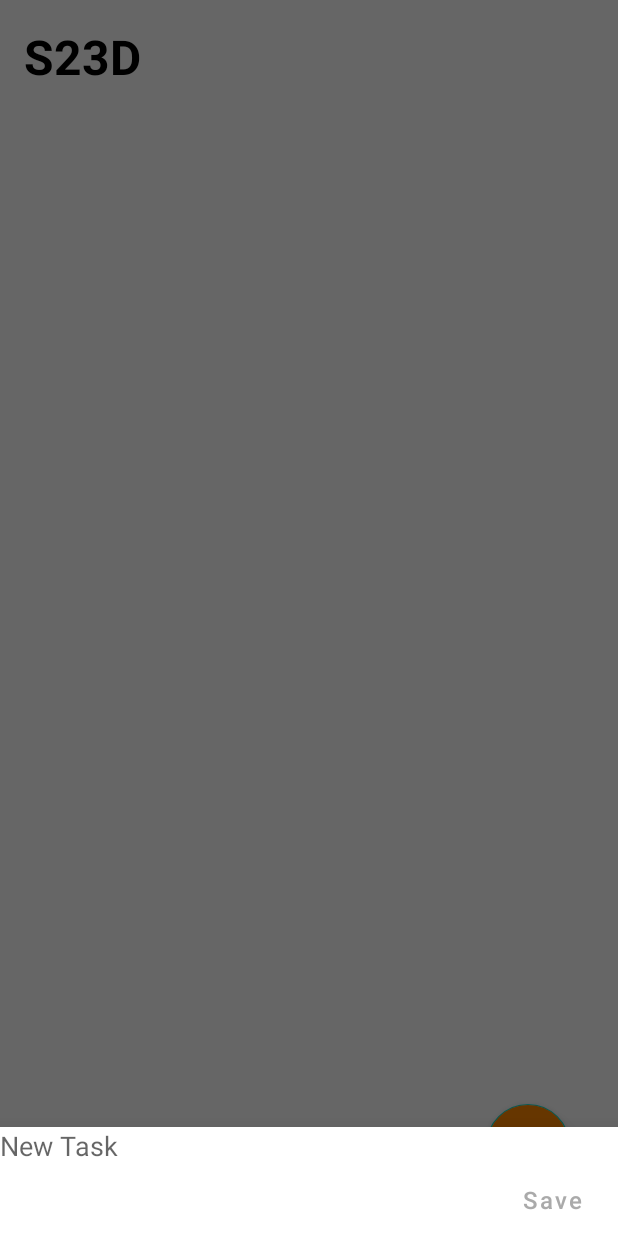
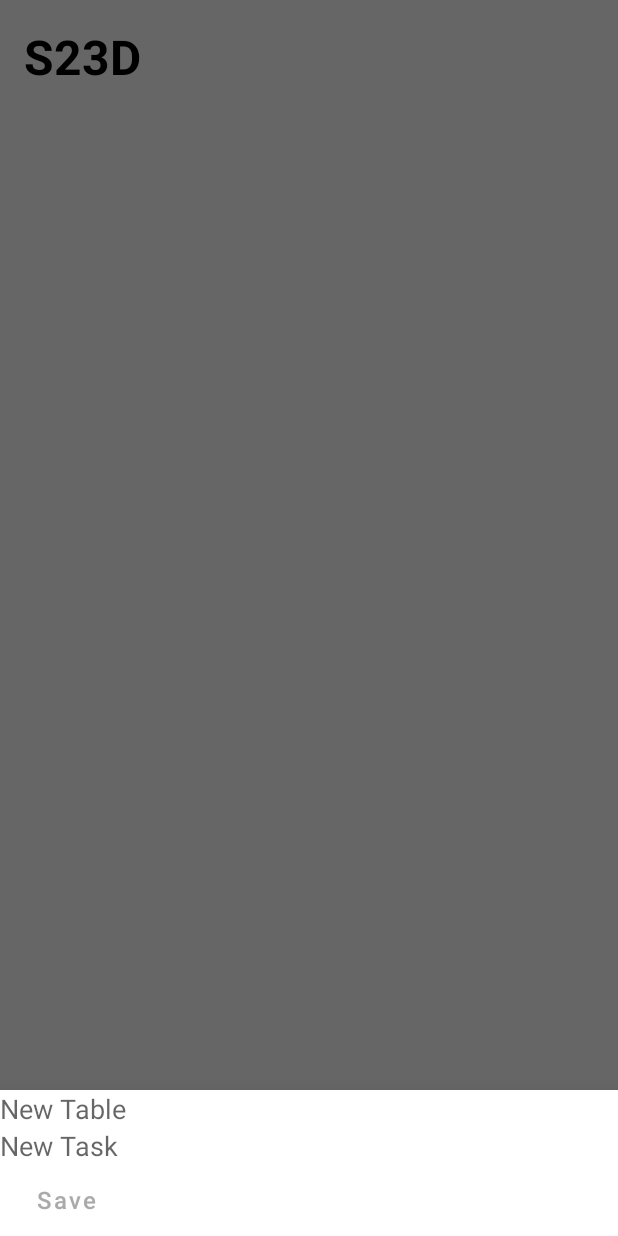
Before and after one commit to pure38523/ListappProject, an Android app: the screen it shows after launch (MainActivity), after a tap on an icon or button, on a phone screen of 412 x 824 dp. Run offline under Robolectric (Android 15) with nearby library versions, the light colour scheme and no system bars.

Commit message:
XML edit

```diff
--- a/app/src/main/res/layout/new_task.xml
+++ b/app/src/main/res/layout/new_task.xml
@@ -3,6 +3,18 @@
     xmlns:android="http://schemas.android.com/apk/res/android"
     android:layout_width="match_parent"
     android:layout_height="wrap_content">
+    <LinearLayout
+        android:layout_width="match_parent"
+        android:layout_height="wrap_content"
+        android:orientation="vertical">
+
+    <EditText
+        android:id="@+id/newTableText"
+        android:layout_width="match_parent"
+        android:layout_height="wrap_content"
+        android:background="@null"
+        android:hint="New Table"
+        android:textAppearance="@style/TextAppearance.AppCompat.Medium"/>
 
     <EditText
         android:id="@+id/newTaskText"
@@ -24,8 +36,6 @@
         android:background="@android:color/transparent"
         android:textColor="@android:color/darker_gray"/>
 
-
-
-
+    </LinearLayout>
 
 </RelativeLayout>
```
Also changed, not shown: app/src/main/res/layout/activity_main.xml (deleted, +0 -52 lines).
